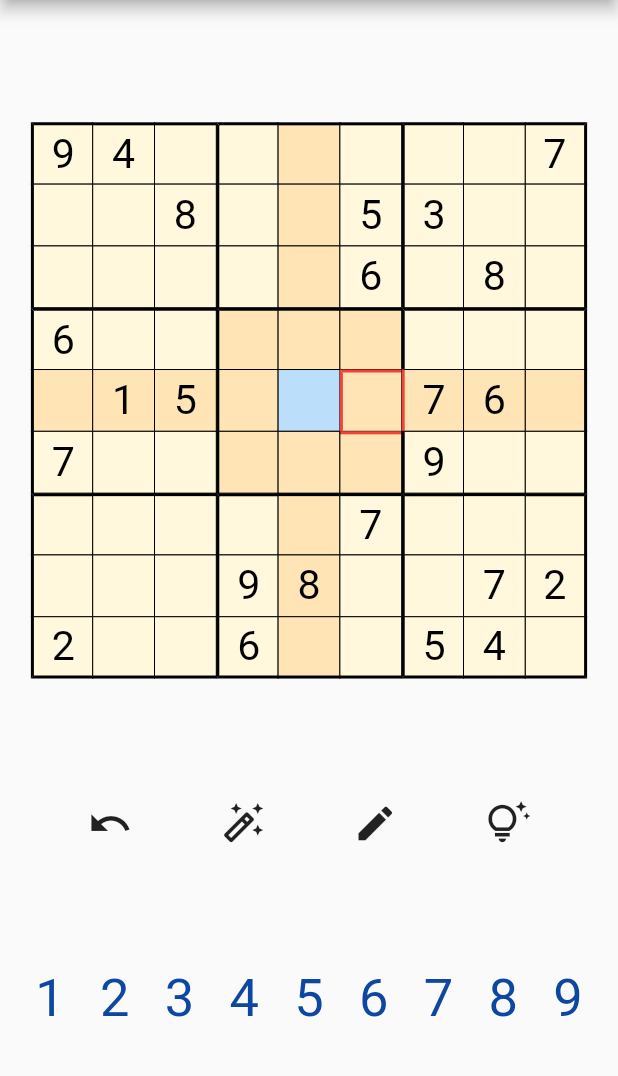
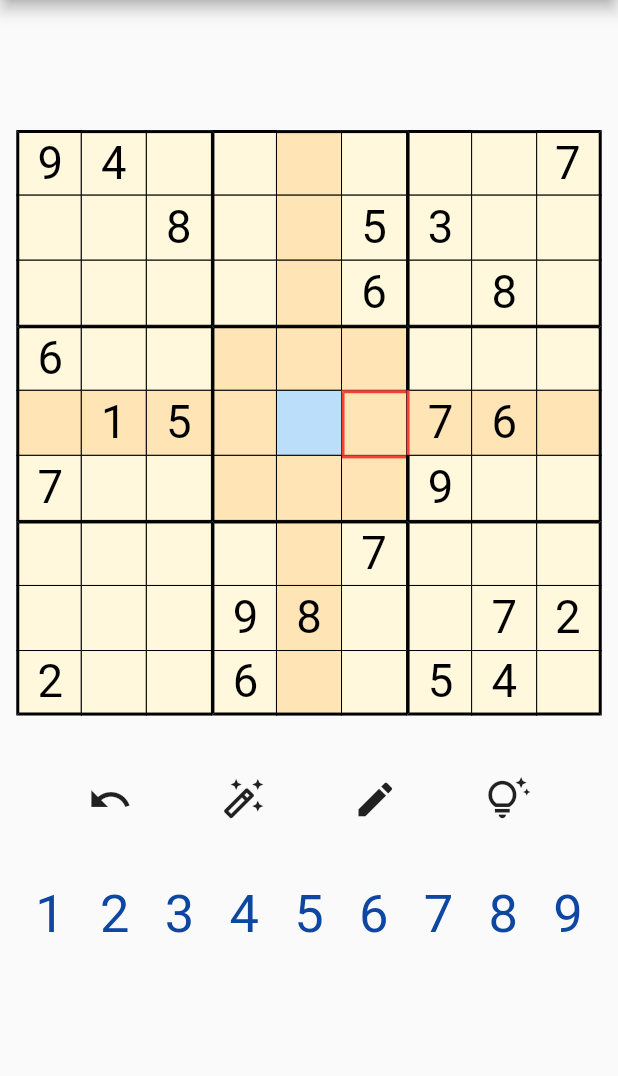
Before and after one commit to hoshiimai/anumber, a Flutter app: the Sudoku screen opened directly, on a phone screen of 412 x 824 dp, the part 84-1160 px from its top. Run offline on Flutter 3.47's test engine with Material 2 defaults, Android fonts, the phone set to English and light mode, and no system bars.

Commit message:
文字サイズ、余白設定

```diff
--- a/lib/components/cell.dart
+++ b/lib/components/cell.dart
@@ -56,9 +56,9 @@ class Cell extends StatelessWidget {
     return GestureDetector(
       onTap: onTap,
       child: SizedBox(
-        // 盤面のサイズ(人マスのサイズを指定)
-        width: (screenSize.width)/10,
-        height: (screenSize.width)/10,
+        // 盤面のサイズ(一マスのサイズを指定)
+        width: (screenSize.width)/9.5,
+        height: (screenSize.width)/9.5,
 
         child: Container(
           decoration: BoxDecoration(
@@ -107,7 +107,7 @@ class Cell extends StatelessWidget {
               style: TextStyle(
                 // 問題の数字か、入力された数字かで色分け
                 color: inputNum ? Colors.blue[900] : Colors.black,
-                fontSize: (screenSize.width)*3/45
+                fontSize: (screenSize.width)*7/95
               ),
             ),
           ),
--- a/lib/components/cell_candidate.dart
+++ b/lib/components/cell_candidate.dart
@@ -25,15 +25,16 @@ class Candidate extends StatelessWidget {
 
     return GestureDetector(
       child: SizedBox(
-        width:(screenSize.width) / 30,
-        height:(screenSize.width) / 30,
+        width:(screenSize.width)/28.5,
+        height:(screenSize.width)/28.5,
 
         child: Center(
           child: Text(
             number == 0 ? '' : number.toString(),
             style: TextStyle(
-                color: Colors.black,
-                fontSize: (screenSize.width) * 1 / 45),
+                color: Colors.grey[600],
+                // fontWeight: FontWeight.bold,
+                fontSize: (screenSize.width)*1.4/45),
           ),
         ),
       ),
--- a/lib/playGame.dart
+++ b/lib/playGame.dart
@@ -28,6 +28,7 @@ class _SudokuState extends State<Sudoku> {
 
   @override
   Widget build(BuildContext context) {
+    var screenSize = MediaQuery.of(context).size;
     return WillPopScope(
       onWillPop: () => Future.value(false),
       child: Scaffold(
@@ -37,8 +38,11 @@ class _SudokuState extends State<Sudoku> {
         body: Center(
           child: Column(
             // 盤面、アイコン、数字ボタンを縦方向に並べ、スペースを均等に配置
-            mainAxisAlignment: MainAxisAlignment.spaceEvenly,
+            // mainAxisAlignment: MainAxisAlignment.spaceEvenly,
             children: [
+              SizedBox(
+                height: (screenSize.width)*2/9.5,
+              ),
               // 問題の盤面の上に候補の盤面を重ねて表示
               Stack(
                 alignment: Alignment.center,
@@ -66,6 +70,11 @@ class _SudokuState extends State<Sudoku> {
                 ],
               ),
 
+              // 余白
+              SizedBox(
+                height: (screenSize.width)/10,
+              ),
+
               // アイコンボタン
               ControlButton(
                 onTap: (int number) {
@@ -89,6 +98,11 @@ class _SudokuState extends State<Sudoku> {
                     isEdit = !isEdit;
                   });
                 },
+              ),
+
+              // 余白
+              SizedBox(
+                height: (screenSize.width)/10,
               ),
 
               // 数字ボタン
```
